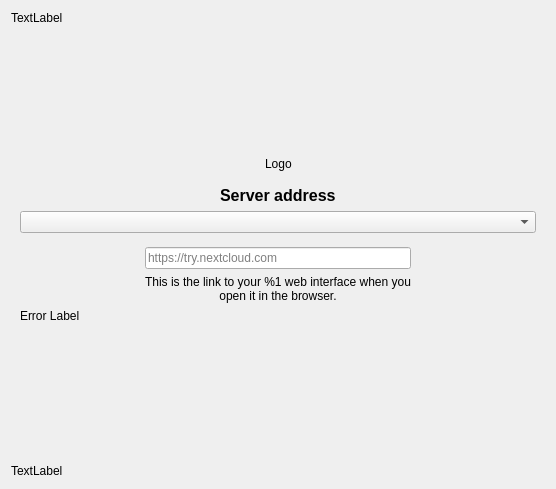
This is src/gui/wizard/owncloudsetupnocredspage.ui in nextcloud/desktop as Qt 5 draws it before an edit. The edited form follows.
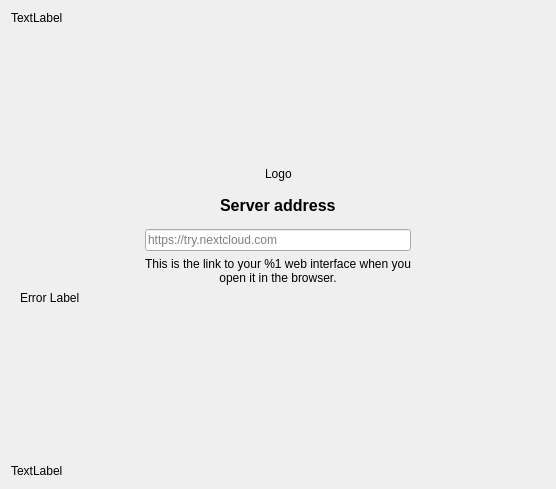
This is the edited form. Custom widgets are drawn as their Qt base class.

```diff
--- a/src/gui/wizard/owncloudsetupnocredspage.ui
+++ b/src/gui/wizard/owncloudsetupnocredspage.ui
@@ -175,6 +175,7 @@
               <property name="font">
                <font>
                 <pointsize>12</pointsize>
+                <weight>75</weight>
                 <bold>true</bold>
                </font>
               </property>
@@ -198,9 +199,6 @@
             </item>
            </layout>
           </item>
-          <item>
-           <widget class="QComboBox" name="comboBox"/>
-          </item>
           <item>
            <layout class="QHBoxLayout" name="horizontalLayout_5">
             <property name="topMargin">
```
Left out of the diff: 42 changed lines with no effect on the pictures.
